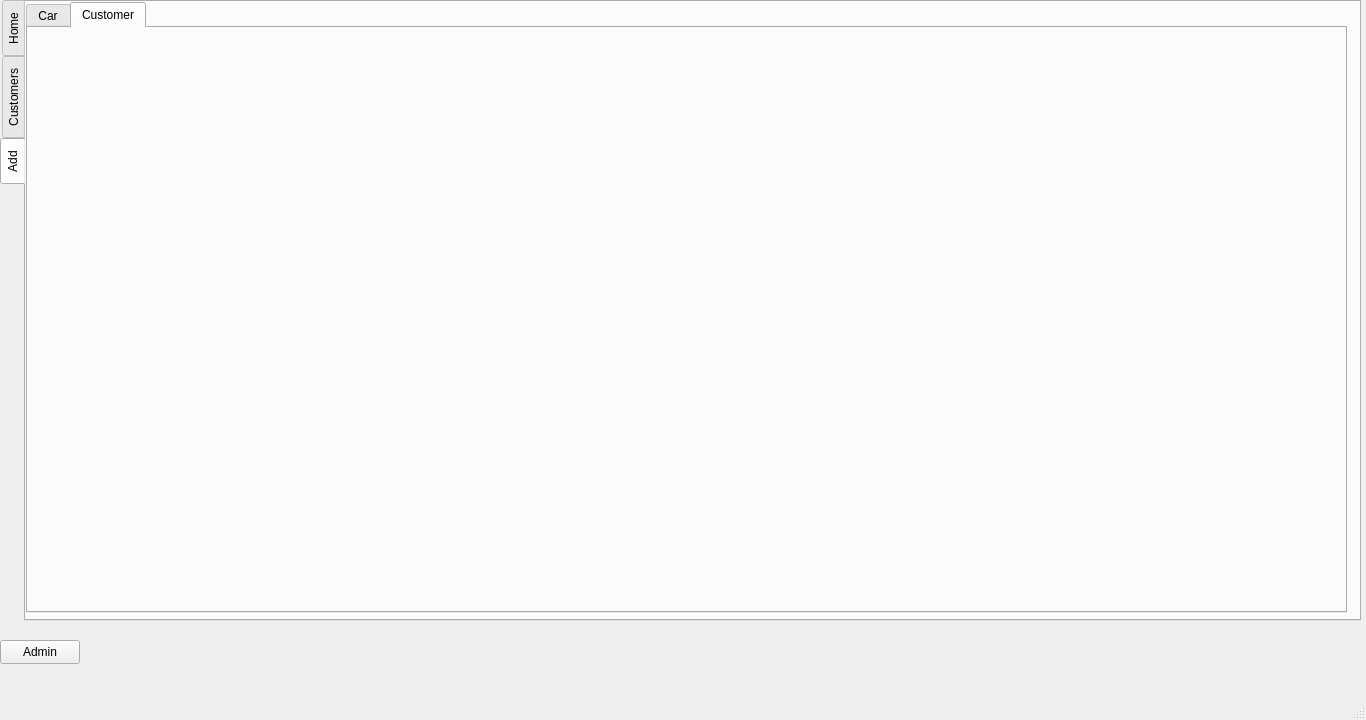
Before: the Qt Designer form CarRent/mainscreen.ui in Mani-SSH/Car_Rental, drawn with Qt 5.
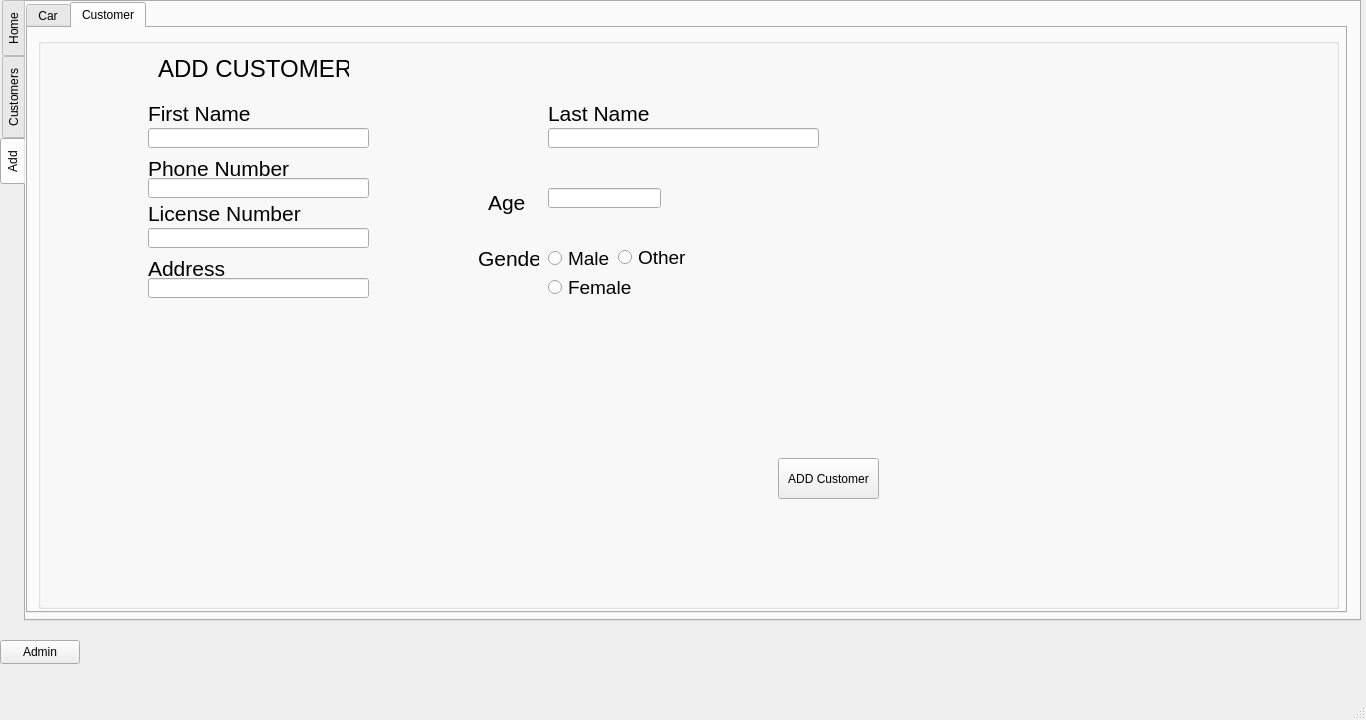
After: the same form once the commit is applied. The open tabs and pages were chosen to show the change.

Patch:
```diff
--- a/CarRent/mainscreen.ui
+++ b/CarRent/mainscreen.ui
@@ -256,218 +256,6 @@
      <attribute name="title">
       <string>Customers</string>
      </attribute>
-     <widget class="QGroupBox" name="groupBox_5">
-      <property name="geometry">
-       <rect>
-        <x>-10</x>
-        <y>0</y>
-        <width>1301</width>
-        <height>591</height>
-       </rect>
-      </property>
-      <property name="title">
-       <string/>
-      </property>
-      <widget class="QLabel" name="label_Add_costumer">
-       <property name="geometry">
-        <rect>
-         <x>550</x>
-         <y>10</y>
-         <width>191</width>
-         <height>61</height>
-        </rect>
-       </property>
-       <property name="font">
-        <font>
-         <pointsize>24</pointsize>
-        </font>
-       </property>
-       <property name="text">
-        <string>ADD COSTUMER</string>
-       </property>
-      </widget>
-      <widget class="QLabel" name="label_fname">
-       <property name="geometry">
-        <rect>
-         <x>340</x>
-         <y>145</y>
-         <width>131</width>
-         <height>21</height>
-        </rect>
-       </property>
-       <property name="font">
-        <font>
-         <pointsize>16</pointsize>
-        </font>
-       </property>
-       <property name="text">
-        <string>First Name</string>
-       </property>
-      </widget>
-      <widget class="QLabel" name="label_lname">
-       <property name="geometry">
-        <rect>
-         <x>730</x>
-         <y>150</y>
-         <width>111</width>
-         <height>16</height>
-        </rect>
-       </property>
-       <property name="font">
-        <font>
-         <pointsize>16</pointsize>
-        </font>
-       </property>
-       <property name="text">
-        <string>Last Name</string>
-       </property>
-      </widget>
-      <widget class="QLineEdit" name="lineEdit_fname">
-       <property name="geometry">
-        <rect>
-         <x>340</x>
-         <y>170</y>
-         <width>271</width>
-         <height>21</height>
-        </rect>
-       </property>
-      </widget>
-      <widget class="QLineEdit" name="lineEdit_lname">
-       <property name="geometry">
-        <rect>
-         <x>730</x>
-         <y>170</y>
-         <width>281</width>
-         <height>21</height>
-        </rect>
-       </property>
-      </widget>
-      <widget class="QLineEdit" name="lineEdit_phone_no">
-       <property name="geometry">
-        <rect>
-         <x>340</x>
-         <y>240</y>
-         <width>271</width>
-         <height>20</height>
-        </rect>
-       </property>
-      </widget>
-      <widget class="QLabel" name="label_Phone_no">
-       <property name="geometry">
-        <rect>
-         <x>340</x>
-         <y>220</y>
-         <width>131</width>
-         <height>16</height>
-        </rect>
-       </property>
-       <property name="font">
-        <font>
-         <pointsize>16</pointsize>
-        </font>
-       </property>
-       <property name="text">
-        <string>Phone Number</string>
-       </property>
-      </widget>
-      <widget class="QLabel" name="label_Address">
-       <property name="geometry">
-        <rect>
-         <x>340</x>
-         <y>280</y>
-         <width>111</width>
-         <height>16</height>
-        </rect>
-       </property>
-       <property name="font">
-        <font>
-         <pointsize>16</pointsize>
-        </font>
-       </property>
-       <property name="text">
-        <string>Address</string>
-       </property>
-      </widget>
-      <widget class="QLineEdit" name="lineEdit_Address">
-       <property name="geometry">
-        <rect>
-         <x>340</x>
-         <y>300</y>
-         <width>271</width>
-         <height>20</height>
-        </rect>
-       </property>
-      </widget>
-      <widget class="QLineEdit" name="lineEdit_Age">
-       <property name="geometry">
-        <rect>
-         <x>340</x>
-         <y>350</y>
-         <width>113</width>
-         <height>20</height>
-        </rect>
-       </property>
-      </widget>
-      <widget class="QLineEdit" name="lineEdit_Lisence_no">
-       <property name="geometry">
-        <rect>
-         <x>730</x>
-         <y>230</y>
-         <width>281</width>
-         <height>20</height>
-        </rect>
-       </property>
-      </widget>
-      <widget class="QLabel" name="label_Age">
-       <property name="geometry">
-        <rect>
-         <x>340</x>
-         <y>330</y>
-         <width>37</width>
-         <height>21</height>
-        </rect>
-       </property>
-       <property name="font">
-        <font>
-         <pointsize>16</pointsize>
-        </font>
-       </property>
-       <property name="text">
-        <string>Age</string>
-       </property>
-      </widget>
-      <widget class="QLabel" name="label_lisence_no">
-       <property name="geometry">
-        <rect>
-         <x>730</x>
-         <y>210</y>
-         <width>151</width>
-         <height>16</height>
-        </rect>
-       </property>
-       <property name="font">
-        <font>
-         <pointsize>16</pointsize>
-        </font>
-       </property>
-       <property name="text">
-        <string>License Number</string>
-       </property>
-      </widget>
-      <widget class="QPushButton" name="pushButton">
-       <property name="geometry">
-        <rect>
-         <x>980</x>
-         <y>530</y>
-         <width>80</width>
-         <height>41</height>
-        </rect>
-       </property>
-       <property name="text">
-        <string>ADD</string>
-       </property>
-      </widget>
-     </widget>
     </widget>
     <widget class="QWidget" name="tab_Add">
      <attribute name="title">
@@ -601,6 +389,290 @@
           <attribute name="title">
            <string>Customer</string>
           </attribute>
+          <widget class="QGroupBox" name="groupBox_costumer">
+           <property name="geometry">
+            <rect>
+             <x>10</x>
+             <y>10</y>
+             <width>1301</width>
+             <height>571</height>
+            </rect>
+           </property>
+           <property name="title">
+            <string/>
+           </property>
+           <widget class="QLabel" name="label_fname">
+            <property name="geometry">
+             <rect>
+              <x>110</x>
+              <y>65</y>
+              <width>131</width>
+              <height>21</height>
+             </rect>
+            </property>
+            <property name="font">
+             <font>
+              <pointsize>16</pointsize>
+             </font>
+            </property>
+            <property name="text">
+             <string>First Name</string>
+            </property>
+           </widget>
+           <widget class="QLabel" name="label_lname">
+            <property name="geometry">
+             <rect>
+              <x>510</x>
+              <y>65</y>
+              <width>111</width>
+              <height>21</height>
+             </rect>
+            </property>
+            <property name="font">
+             <font>
+              <pointsize>16</pointsize>
+             </font>
+            </property>
+            <property name="text">
+             <string>Last Name</string>
+            </property>
+           </widget>
+           <widget class="QLabel" name="label_phone_no">
+            <property name="geometry">
+             <rect>
+              <x>110</x>
+              <y>120</y>
+              <width>151</width>
+              <height>21</height>
+             </rect>
+            </property>
+            <property name="font">
+             <font>
+              <pointsize>16</pointsize>
+             </font>
+            </property>
+            <property name="text">
+             <string>Phone Number</string>
+            </property>
+           </widget>
+           <widget class="QLabel" name="label_Lisence">
+            <property name="geometry">
+             <rect>
+              <x>110</x>
+              <y>160</y>
+              <width>181</width>
+              <height>31</height>
+             </rect>
+            </property>
+            <property name="font">
+             <font>
+              <pointsize>16</pointsize>
+             </font>
+            </property>
+            <property name="text">
+             <string>License Number</string>
+            </property>
+           </widget>
+           <widget class="QLabel" name="label_Address">
+            <property name="geometry">
+             <rect>
+              <x>110</x>
+              <y>220</y>
+              <width>81</width>
+              <height>20</height>
+             </rect>
+            </property>
+            <property name="font">
+             <font>
+              <pointsize>16</pointsize>
+             </font>
+            </property>
+            <property name="text">
+             <string>Address</string>
+            </property>
+           </widget>
+           <widget class="QLabel" name="label_age">
+            <property name="geometry">
+             <rect>
+              <x>450</x>
+              <y>149</y>
+              <width>51</width>
+              <height>31</height>
+             </rect>
+            </property>
+            <property name="font">
+             <font>
+              <pointsize>16</pointsize>
+             </font>
+            </property>
+            <property name="text">
+             <string>Age</string>
+            </property>
+           </widget>
+           <widget class="QLabel" name="label_ADD_COSTUMER">
+            <property name="geometry">
+             <rect>
+              <x>120</x>
+              <y>10</y>
+              <width>191</width>
+              <height>41</height>
+             </rect>
+            </property>
+            <property name="font">
+             <font>
+              <pointsize>18</pointsize>
+             </font>
+            </property>
+            <property name="text">
+             <string>ADD CUSTOMER</string>
+            </property>
+           </widget>
+           <widget class="QLineEdit" name="lineEdit_fname">
+            <property name="geometry">
+             <rect>
+              <x>110</x>
+              <y>90</y>
+              <width>221</width>
+              <height>20</height>
+             </rect>
+            </property>
+           </widget>
+           <widget class="QLineEdit" name="lineEdit_lname">
+            <property name="geometry">
+             <rect>
+              <x>510</x>
+              <y>90</y>
+              <width>271</width>
+              <height>20</height>
+             </rect>
+            </property>
+           </widget>
+           <widget class="QLineEdit" name="lineEdit_phone_no">
+            <property name="geometry">
+             <rect>
+              <x>110</x>
+              <y>140</y>
+              <width>221</width>
+              <height>20</height>
+             </rect>
+            </property>
+           </widget>
+           <widget class="QLineEdit" name="lineEdit_lisence_no">
+            <property name="geometry">
+             <rect>
+              <x>110</x>
+              <y>190</y>
+              <width>221</width>
+              <height>20</height>
+             </rect>
+            </property>
+           </widget>
+           <widget class="QLineEdit" name="lineEdit_address">
+            <property name="geometry">
+             <rect>
+              <x>110</x>
+              <y>240</y>
+              <width>221</width>
+              <height>20</height>
+             </rect>
+            </property>
+           </widget>
+           <widget class="QLineEdit" name="lineEdit_age">
+            <property name="geometry">
+             <rect>
+              <x>510</x>
+              <y>150</y>
+              <width>113</width>
+              <height>20</height>
+             </rect>
+            </property>
+           </widget>
+           <widget class="QPushButton" name="pushButton">
+            <property name="geometry">
+             <rect>
+              <x>740</x>
+              <y>420</y>
+              <width>101</width>
+              <height>41</height>
+             </rect>
+            </property>
+            <property name="text">
+             <string>ADD Customer</string>
+            </property>
+           </widget>
+           <widget class="QRadioButton" name="radioButton_Male">
+            <property name="geometry">
+             <rect>
+              <x>510</x>
+              <y>210</y>
+              <width>61</width>
+              <height>21</height>
+             </rect>
+            </property>
+            <property name="font">
+             <font>
+              <pointsize>14</pointsize>
+             </font>
+            </property>
+            <property name="text">
+             <string>Male</string>
+            </property>
+           </widget>
+           <widget class="QRadioButton" name="radioButton_Female">
+            <property name="geometry">
+             <rect>
+              <x>510</x>
+              <y>240</y>
+              <width>91</width>
+              <height>18</height>
+             </rect>
+            </property>
+            <property name="font">
+             <font>
+              <pointsize>14</pointsize>
+             </font>
+            </property>
+            <property name="text">
+             <string>Female</string>
+            </property>
+           </widget>
+           <widget class="QLabel" name="label_7">
+            <property name="geometry">
+             <rect>
+              <x>440</x>
+              <y>210</y>
+              <width>61</width>
+              <height>20</height>
+             </rect>
+            </property>
+            <property name="font">
+             <font>
+              <pointsize>16</pointsize>
+             </font>
+            </property>
+            <property name="text">
+             <string>Gender</string>
+            </property>
+           </widget>
+           <widget class="QRadioButton" name="radioButton_other">
+            <property name="geometry">
+             <rect>
+              <x>580</x>
+              <y>210</y>
+              <width>81</width>
+              <height>18</height>
+             </rect>
+            </property>
+            <property name="font">
+             <font>
+              <pointsize>14</pointsize>
+             </font>
+            </property>
+            <property name="text">
+             <string>Other</string>
+            </property>
+           </widget>
+          </widget>
          </widget>
         </widget>
        </item>
```
Left out of the diff: 4 changed lines with no effect on the pictures.
